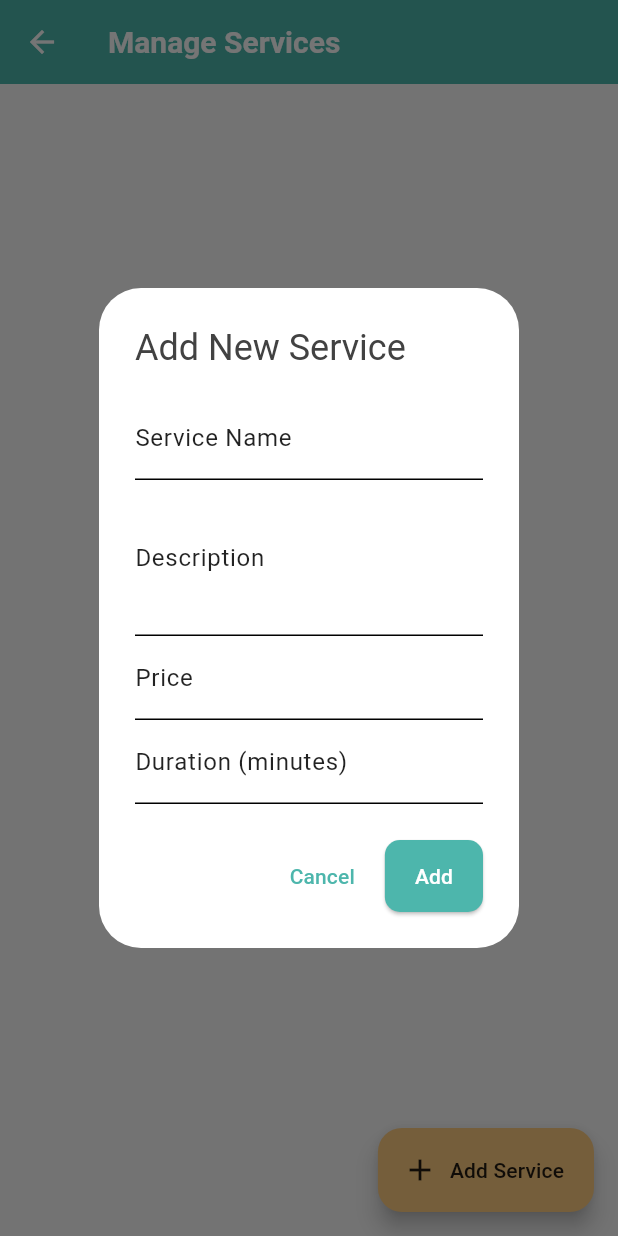
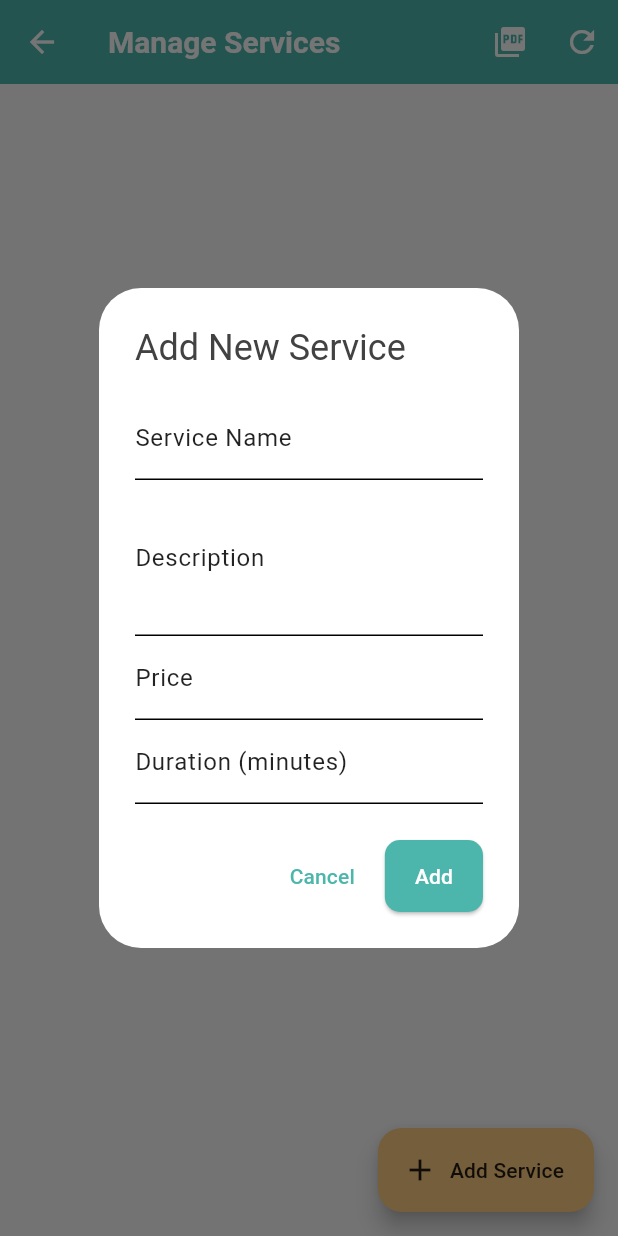
Before and after one commit to AMuthua/pawpal_1_0, a Flutter app: the ManageServicesScreen screen opened by its route, after a tap on "Add New Service", on a phone screen of 412 x 824 dp. Run offline on Flutter 3.47's test engine with Material 3 defaults, Android fonts, the phone set to English and light mode, and no system bars; our stand-ins replace email_validator, flutter_dotenv, go_router, pdf, shared_preferences, supabase_flutter; missing offline and left inert: open_file_plus, postgrest, universal_html; accounts and stored records are empty.

Commit message:
Update manage_services_screen.dart

```diff
--- a/lib/features/admin/manage_services_screen.dart
+++ b/lib/features/admin/manage_services_screen.dart
@@ -1,5 +1,3 @@
-// // TODO Implement this library.
-
 // import 'package:flutter/material.dart';
 // import 'package:go_router/go_router.dart';
 // import 'package:supabase_flutter/supabase_flutter.dart';
@@ -10,7 +8,7 @@
 //   final String name;
 //   final String description;
 //   final double price;
-//   final int durationMinutes;
+//   final int durationMinutes; // For Boarding, this will represent 'days'
 
 //   Service({
 //     required this.id,
@@ -68,7 +66,6 @@
 //       _errorMessage = null;
 //     });
 //     try {
-//       // Replace 'services' with your actual Supabase table name
 //       final response = await supabase.from('services').select().order('name', ascending: true);
 
 //       _services = response.map((json) => Service.fromMap(json)).toList();
@@ -87,7 +84,6 @@
 
 //   Future<void> _addService(Service service) async {
 //     try {
-//       // Replace 'services' with your actual Supabase table name
 //       await supabase.from('services').insert(service.toMap());
 //       if (mounted) {
 //         ScaffoldMessenger.of(context).showSnackBar(
@@ -112,7 +108,6 @@
 
 //   Future<void> _updateService(Service service) async {
 //     try {
-//       // Replace 'services' with your actual Supabase table name and 'id' column
 //       await supabase.from('services').update(service.toMap()).eq('id', service.id);
 //       if (mounted) {
 //         ScaffoldMessenger.of(context).showSnackBar(
@@ -158,7 +153,6 @@
 //     if (!confirmDelete) return;
 
 //     try {
-//       // Replace 'services' with your actual Supabase table name and 'id' column
 //       await supabase.from('services').delete().eq('id', serviceId);
 //       if (mounted) {
 //         ScaffoldMessenger.of(context).showSnackBar(
@@ -188,6 +182,23 @@
 //     final TextEditingController priceController = TextEditingController(text: service?.price.toString() ?? '');
 //     final TextEditingController durationController = TextEditingController(text: service?.durationMinutes.toString() ?? '');
 
+//     // NEW: Reactive value for duration label
+//     ValueNotifier<String> durationLabel = ValueNotifier<String>('Duration (minutes)');
+
+//     // Initial label setup
+//     if (nameController.text.toLowerCase().contains('boarding')) {
+//       durationLabel.value = 'Duration (days)';
+//     }
+
+//     // Listener for name changes to update duration label
+//     nameController.addListener(() {
+//       if (nameController.text.toLowerCase().contains('boarding')) {
+//         durationLabel.value = 'Duration (days)';
+//       } else {
+//         durationLabel.value = 'Duration (minutes)';
+//       }
+//     });
+
 //     showDialog(
 //       context: context,
 //       builder: (context) {
@@ -211,10 +222,16 @@
 //                   decoration: const InputDecoration(labelText: 'Price'),
 //                   keyboardType: TextInputType.number,
 //                 ),
-//                 TextField(
-//                   controller: durationController,
-//                   decoration: const InputDecoration(labelText: 'Duration (minutes)'),
-//                   keyboardType: TextInputType.number,
+//                 // NEW: Use ValueListenableBuilder to dynamically update label
+//                 ValueListenableBuilder<String>(
+//                   valueListenable: durationLabel,
+//                   builder: (context, currentLabel, child) {
+//                     return TextField(
+//                       controller: durationController,
+//                       decoration: InputDecoration(labelText: currentLabel), // Dynamic label
+//                       keyboardType: TextInputType.number,
+//                     );
+//                   },
 //                 ),
 //               ],
 //             ),
@@ -247,8 +264,9 @@
 //                     durationMinutes: duration,
 //                   ));
 //                 } else {
+//                   // For new services, generate a UUID for the ID
 //                   await _addService(Service(
-//                     id: DateTime.now().millisecondsSinceEpoch.toString(), // Simple unique ID for example
+//                     id: UniqueKey().toString(), // Use a unique key for ID
 //                     name: name,
 //                     description: description,
 //                     price: price,
@@ -346,45 +364,57 @@
 //                               itemBuilder: (context, index) {
 //                                 final service = _services[index];
 //                                 return Card(
-//                                   margin: const EdgeInsets.symmetric(vertical: 8),
+//                                   margin: const EdgeInsets.symmetric(vertical: 6), // Reduced vertical margin
+//                                   elevation: 3, // Slightly less elevation for a flatter look
+//                                   shape: RoundedRectangleBorder(borderRadius: BorderRadius.circular(10)), // Slightly less rounded corners
 //                                   child: Padding(
-//                                     padding: const EdgeInsets.all(16.0),
+//                                     padding: const EdgeInsets.symmetric(vertical: 12, horizontal: 16), // Reduced padding
 //                                     child: Row(
 //                                       children: [
+//                                         // Service Icon
+//                                         Icon(
+//                                           Icons.miscellaneous_services, // Generic service icon
+//                                           size: 30, // Smaller icon
+//                                           color: Theme.of(context).colorScheme.primary,
+//                                         ),
+//                                         const SizedBox(width: 12),
 //                                         Expanded(
 //                                           child: Column(
 //                                             crossAxisAlignment: CrossAxisAlignment.start,
 //                                             children: [
 //                                               Text(
 //                                                 service.name,
-//                                                 style: Theme.of(context).textTheme.titleLarge?.copyWith(
+//                                                 style: Theme.of(context).textTheme.titleMedium?.copyWith( // Smaller title
 //                                                       fontWeight: FontWeight.bold,
-//                                                       color: Theme.of(context).colorScheme.primary,
+//                                                       color: Theme.of(context).colorScheme.onSurface,
 //                                                     ),
+//                                                 maxLines: 1,
+//                                                 overflow: TextOverflow.ellipsis,
 //                                               ),
-//                                               const SizedBox(height: 8),
 //                                               Text(
 //                                                 service.description,
-//                                                 style: Theme.of(context).textTheme.bodyMedium?.copyWith(
+//                                                 style: Theme.of(context).textTheme.bodySmall?.copyWith( // Smaller description
 //                                                       color: Theme.of(context).colorScheme.onSurfaceVariant,
 //                                                     ),
+//                                                 maxLines: 2,
+//                                                 overflow: TextOverflow.ellipsis,
 //                                               ),
-//                                               const SizedBox(height: 8),
+//                                               const SizedBox(height: 6),
 //                                               Row(
 //                                                 children: [
-//                                                   Icon(Icons.attach_money, size: 18, color: Colors.green[700]),
+//                                                   Icon(Icons.attach_money, size: 16, color: Colors.green[700]), // Smaller icon
 //                                                   Text(
 //                                                     'KES ${service.price.toStringAsFixed(2)}',
-//                                                     style: Theme.of(context).textTheme.bodyLarge?.copyWith(
+//                                                     style: Theme.of(context).textTheme.bodySmall?.copyWith( // Smaller text
 //                                                           fontWeight: FontWeight.bold,
 //                                                           color: Colors.green[700],
 //                                                         ),
 //                                                   ),
-//                                                   const SizedBox(width: 20),
-//                                                   Icon(Icons.timer, size: 18, color: Theme.of(context).colorScheme.secondary),
+//                                                   const SizedBox(width: 12), // Reduced spacing
+//                                                   Icon(Icons.timer, size: 16, color: Theme.of(context).colorScheme.secondary), // Smaller icon
 //                                                   Text(
-//                                                     '${service.durationMinutes} mins',
-//                                                     style: Theme.of(context).textTheme.bodyLarge?.copyWith(
+//                                                     '${service.durationMinutes} ${service.name.toLowerCase().contains('boarding') ? 'days' : 'mins'}', // Dynamic unit
+//                                                     style: Theme.of(context).textTheme.bodySmall?.copyWith( // Smaller text
 //                                                           fontWeight: FontWeight.bold,
 //                                                           color: Theme.of(context).colorScheme.secondary,
 //                                                         ),
@@ -395,14 +425,15 @@
 //                                           ),
 //                                         ),
 //                                         Column(
+//                                           mainAxisAlignment: MainAxisAlignment.center, // Center icons vertically
 //                                           children: [
 //                                             IconButton(
-//                                               icon: Icon(Icons.edit, color: Theme.of(context).colorScheme.primary),
+//                                               icon: Icon(Icons.edit, color: Theme.of(context).colorScheme.primary, size: 22), // Smaller icon
 //                                               onPressed: () => _showServiceForm(service: service),
 //                                               tooltip: 'Edit Service',
 //                                             ),
 //                                             IconButton(
-//                                               icon: Icon(Icons.delete, color: Theme.of(context).colorScheme.error),
+//                                               icon: Icon(Icons.delete, color: Theme.of(context).colorScheme.error, size: 22), // Smaller icon
 //                                               onPressed: () => _deleteService(service.id),
 //                                               tooltip: 'Delete Service',
 //                                             ),
@@ -433,16 +464,10 @@
 
 
 
-
-
-
-
-
-
-
 import 'package:flutter/material.dart';
 import 'package:go_router/go_router.dart';
 import 'package:supabase_flutter/supabase_flutter.dart';
+import 'package:pawpal/services/pdf_receipt_service.dart' as pdf_service; // Import the aliased PDF service
 
 // Define a simple Service model
 class Service {
@@ -450,7 +475,7 @@
   final String name;
   final String description;
   final double price;
-  final int durationMinutes; // For Boarding, this will represent 'days'
+  final int durationMinutes;
 
   Service({
     required this.id,
@@ -496,6 +521,10 @@
   bool _isLoading = true;
   String? _errorMessage;
 
+  // Filter state variables for services (if you want to add filters later)
+  // For now, _services will just hold all fetched services.
+  // If filters are implemented, this list would be the *filtered* list.
+
   @override
   void initState() {
     super.initState();
@@ -508,6 +537,7 @@
       _errorMessage = null;
     });
     try {
+
       final response = await supabase.from('services').select().order('name', ascending: true);
 
       _services = response.map((json) => Service.fromMap(json)).toList();
@@ -526,13 +556,14 @@
 
   Future<void> _addService(Service service) async {
     try {
+
       await supabase.from('services').insert(service.toMap());
       if (mounted) {
         ScaffoldMessenger.of(context).showSnackBar(
           const SnackBar(content: Text('Service added successfully!')),
         );
       }
-      _fetchServices(); // Refresh the list
+      _fetchServices();
     } on PostgrestException catch (e) {
       if (mounted) {
         ScaffoldMessenger.of(context).showSnackBar(
@@ -550,6 +581,7 @@
 
   Future<void> _updateService(Service service) async {
     try {
+      // Replace 'services' with your actual Supabase table name and 'id' column
       await supabase.from('services').update(service.toMap()).eq('id', service.id);
       if (mounted) {
         ScaffoldMessenger.of(context).showSnackBar(
@@ -595,6 +627,7 @@
     if (!confirmDelete) return;
 
     try {
+      // Replace 'services' with your actual Supabase table name and 'id' column
       await supabase.from('services').delete().eq('id', serviceId);
       if (mounted) {
         ScaffoldMessenger.of(context).showSnackBar(
@@ -624,23 +657,6 @@
     final TextEditingController priceController = TextEditingController(text: service?.price.toString() ?? '');
     final TextEditingController durationController = TextEditingController(text: service?.durationMinutes.toString() ?? '');
 
-    // NEW: Reactive value for duration label
-    ValueNotifier<String> durationLabel = ValueNotifier<String>('Duration (minutes)');
-
-    // Initial label setup
-    if (nameController.text.toLowerCase().contains('boarding')) {
-      durationLabel.value = 'Duration (days)';
-    }
-
-    // Listener for name changes to update duration label
-    nameController.addListener(() {
-      if (nameController.text.toLowerCase().contains('boarding')) {
-        durationLabel.value = 'Duration (days)';
-      } else {
-        durationLabel.value = 'Duration (minutes)';
-      }
-    });
-
     showDialog(
       context: context,
       builder: (context) {
@@ -664,16 +680,10 @@
                   decoration: const InputDecoration(labelText: 'Price'),
                   keyboardType: TextInputType.number,
                 ),
-                // NEW: Use ValueListenableBuilder to dynamically update label
-                ValueListenableBuilder<String>(
-                  valueListenable: durationLabel,
-                  builder: (context, currentLabel, child) {
-                    return TextField(
-                      controller: durationController,
-                      decoration: InputDecoration(labelText: currentLabel), // Dynamic label
-                      keyboardType: TextInputType.number,
-                    );
-                  },
+                TextField(
+                  controller: durationController,
+                  decoration: const InputDecoration(labelText: 'Duration (minutes)'),
+                  keyboardType: TextInputType.number,
                 ),
               ],
             ),
@@ -725,6 +735,32 @@
     );
   }
 
+  // NEW: Method to export current services list to PDF
+  void _exportServicesToPdf() async {
+    if (_services.isEmpty) {
+      ScaffoldMessenger.of(context).showSnackBar(
+        const SnackBar(content: Text('No services to export!')),
+      );
+      return;
+    }
+    try {
+      // Call the new service report generation function
+      await pdf_service.generateAndHandleServiceReport(_services);
+      if (mounted) {
+        ScaffoldMessenger.of(context).showSnackBar(
+          const SnackBar(content: Text('Service report generated successfully!')),
+        );
+      }
+    } catch (e) {
+      if (mounted) {
+        ScaffoldMessenger.of(context).showSnackBar(
+          SnackBar(content: Text('Failed to generate service report: $e')),
+        );
+      }
+      debugPrint('Error generating service report: $e');
+    }
+  }
+
   @override
   Widget build(BuildContext context) {
     final isDesktop = MediaQuery.of(context).size.width > 600;
@@ -738,6 +774,18 @@
             context.go('/admin_dashboard'); // Navigate back to the admin dashboard
           },
         ),
+        actions: [
+          IconButton(
+            icon: const Icon(Icons.picture_as_pdf), // PDF icon
+            onPressed: _exportServicesToPdf,
+            tooltip: 'Export to PDF',
+          ),
+          IconButton(
+            icon: const Icon(Icons.refresh),
+            onPressed: _fetchServices,
+            tooltip: 'Refresh Services',
+          ),
+        ],
       ),
       body: _isLoading
           ? const Center(child: CircularProgressIndicator())
@@ -855,7 +903,7 @@
                                                   const SizedBox(width: 12), // Reduced spacing
                                                   Icon(Icons.timer, size: 16, color: Theme.of(context).colorScheme.secondary), // Smaller icon
                                                   Text(
-                                                    '${service.durationMinutes} ${service.name.toLowerCase().contains('boarding') ? 'days' : 'mins'}', // Dynamic unit
+                                                    '${service.durationMinutes} mins',
                                                     style: Theme.of(context).textTheme.bodySmall?.copyWith( // Smaller text
                                                           fontWeight: FontWeight.bold,
                                                           color: Theme.of(context).colorScheme.secondary,
```
